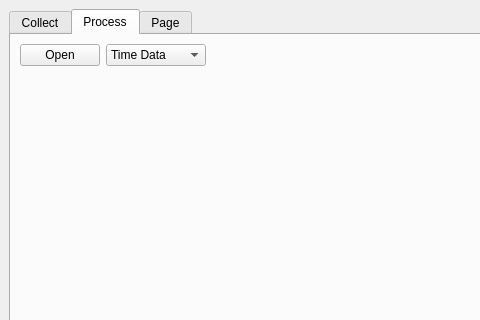
This is gui.ui in nogleo/datanog as Qt 5 draws it before an edit; both pictures show x 0 to 480 and y 0 to 320 of the 750 by 420 pixel window. The edited form follows.
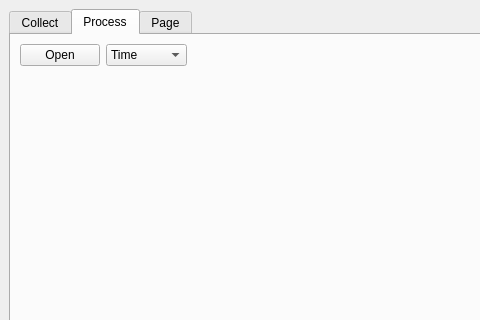
This is the edited form. The open tabs and pages were chosen to show the change.

Diff of the .ui file:
```diff
--- a/gui.ui
+++ b/gui.ui
@@ -282,12 +282,12 @@
            <widget class="QComboBox" name="plottype">
             <item>
              <property name="text">
-              <string>Time Data</string>
+              <string>Time</string>
              </property>
             </item>
             <item>
              <property name="text">
-              <string>Spectrogram</string>
+              <string>Frquency</string>
              </property>
             </item>
            </widget>
```
